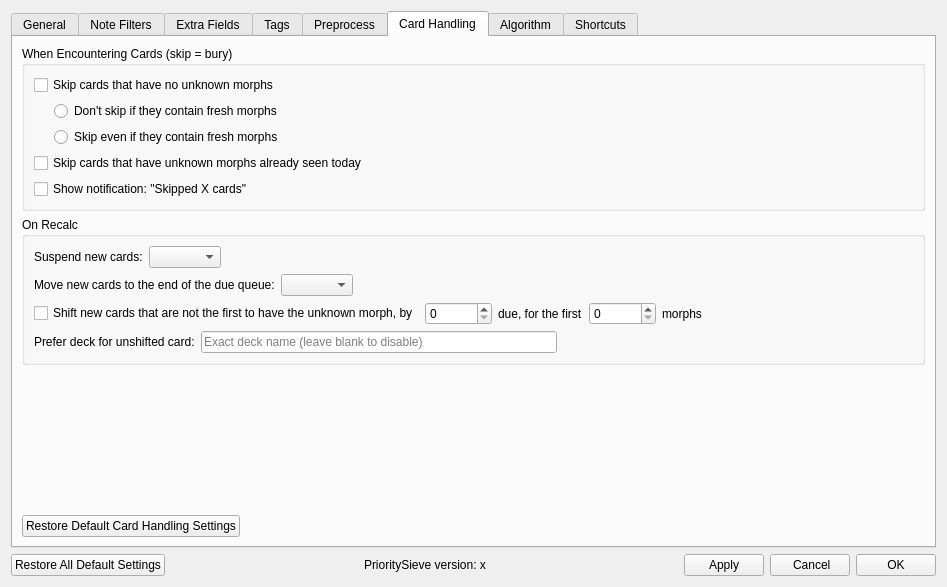
Before: the Qt Designer form prioritysieve/ui/settings_dialog.ui in travv0/prioritysieve, drawn with Qt 5.
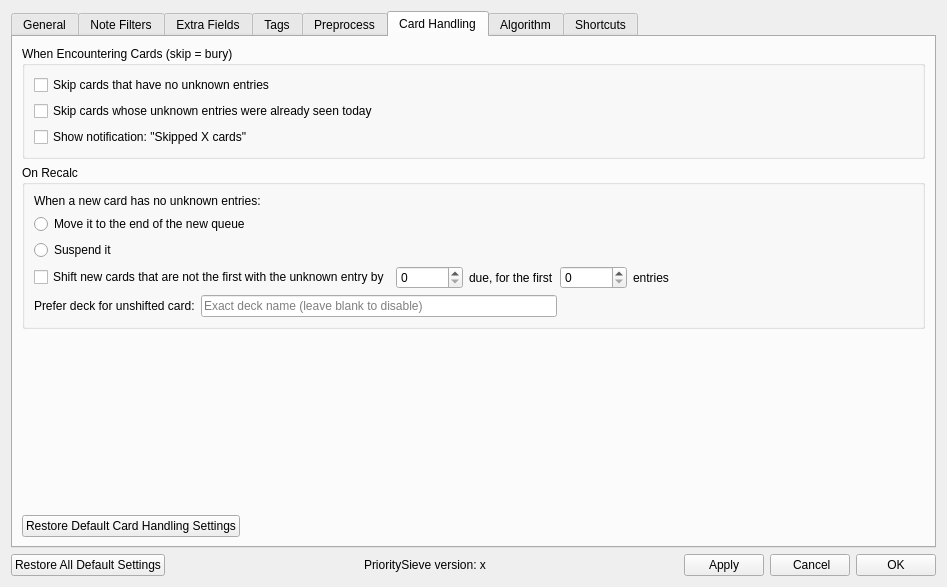
After: the same form once the commit is applied. The open tabs and pages were chosen to show the change.

Commit message: Align entry terminology and recalc handling

The edit to the form file:
```diff
--- a/prioritysieve/ui/settings_dialog.ui
+++ b/prioritysieve/ui/settings_dialog.ui
@@ -863,48 +863,15 @@
                 <item>
                  <widget class="QCheckBox" name="skipNoUnKnownMorphsCheckBox">
                   <property name="text">
-                   <string>Skip cards that have no unknown morphs</string>
-                  </property>
+                   <string>Skip cards that have no unknown entries</string></property>
                  </widget>
                 </item>
-                <item>
-                 <layout class="QHBoxLayout" name="horizontalLayout_22">
-                  <property name="leftMargin">
-                   <number>20</number>
-                  </property>
-                  <item>
-                   <layout class="QVBoxLayout" name="verticalLayout_37">
-                    <item>
-                     <widget class="QRadioButton" name="skipDontWhenFreshMorphsRadioButton">
-                      <property name="text">
-                       <string>Don't skip if they contain fresh morphs</string>
-                      </property>
-                      <attribute name="buttonGroup">
-                       <string notr="true">buttonGroup_2</string>
-                      </attribute>
-                     </widget>
-                    </item>
-                    <item>
-                     <widget class="QRadioButton" name="skipEvenWithFreshMorphsRadioButton">
-                      <property name="text">
-                       <string>Skip even if they contain fresh morphs</string>
-                      </property>
-                      <attribute name="buttonGroup">
-                       <string notr="true">buttonGroup_2</string>
-                      </attribute>
-                     </widget>
-                    </item>
-                   </layout>
-                  </item>
-                 </layout>
-                </item>
                </layout>
               </item>
               <item>
                <widget class="QCheckBox" name="skipAlreadySeenCheckBox">
                 <property name="text">
-                 <string>Skip cards that have unknown morphs already seen today</string>
-                </property>
+                 <string>Skip cards whose unknown entries were already seen today</string></property>
                </widget>
               </item>
               <item>
@@ -926,56 +893,27 @@
            </property>
            <layout class="QVBoxLayout" name="verticalLayout_20">
             <item>
-             <layout class="QHBoxLayout" name="horizontalLayout_30">
+             <layout class="QVBoxLayout" name="verticalLayout_knownEntryHandling">
               <item>
-               <widget class="QLabel" name="label_50">
+               <widget class="QLabel" name="label_knownEntryHandling">
                 <property name="text">
-                 <string>Suspend new cards:</string>
+                 <string>When a new card has no unknown entries:</string>
                 </property>
                </widget>
               </item>
               <item>
-               <widget class="QComboBox" name="suspendNewCardsComboBox"/>
-              </item>
-              <item>
-               <spacer name="horizontalSpacer_26">
-                <property name="orientation">
-                 <enum>Qt::Horizontal</enum>
-                </property>
-                <property name="sizeHint" stdset="0">
-                 <size>
-                  <width>40</width>
-                  <height>20</height>
-                 </size>
-                </property>
-               </spacer>
-              </item>
-             </layout>
-            </item>
-            <item>
-             <layout class="QHBoxLayout" name="horizontalLayout_29">
-              <item>
-               <widget class="QLabel" name="label_51">
+               <widget class="QRadioButton" name="knownEntryMoveRadioButton">
                 <property name="text">
-                 <string>Move new cards to the end of the due queue:</string>
+                 <string>Move it to the end of the new queue</string>
                 </property>
                </widget>
               </item>
               <item>
-               <widget class="QComboBox" name="MoveNewCardsComboBox"/>
-              </item>
-              <item>
-               <spacer name="horizontalSpacer_27">
-                <property name="orientation">
-                 <enum>Qt::Horizontal</enum>
+               <widget class="QRadioButton" name="knownEntrySuspendRadioButton">
+                <property name="text">
+                 <string>Suspend it</string>
                 </property>
-                <property name="sizeHint" stdset="0">
-                 <size>
-                  <width>40</width>
-                  <height>20</height>
-                 </size>
-                </property>
-               </spacer>
+               </widget>
               </item>
              </layout>
             </item>
@@ -984,8 +922,7 @@
               <item>
                <widget class="QCheckBox" name="shiftNewCardsCheckBox">
                 <property name="text">
-                 <string>Shift new cards that are not the first to have the unknown morph, by</string>
-                </property>
+                 <string>Shift new cards that are not the first with the unknown entry by</string></property>
                </widget>
               </item>
               <item>
@@ -1012,8 +949,7 @@
               <item>
                <widget class="QLabel" name="label_21">
                 <property name="text">
-                 <string>morphs</string>
-                </property>
+                 <string>entries</string></property>
                </widget>
               </item>
               <item>
```
Left out of the diff: 162 changed lines with no effect on the pictures. The commit also changes 32 other files.
